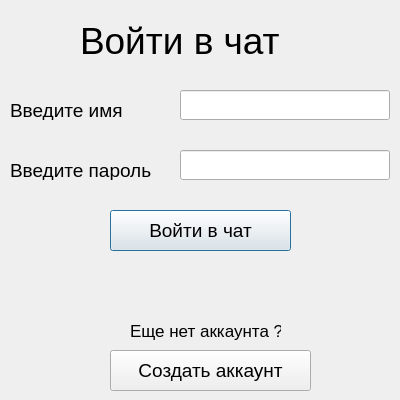
Before: the Qt Designer form client/login_form/login.ui in AlexVBodrov/chat_python, drawn with Qt 5.
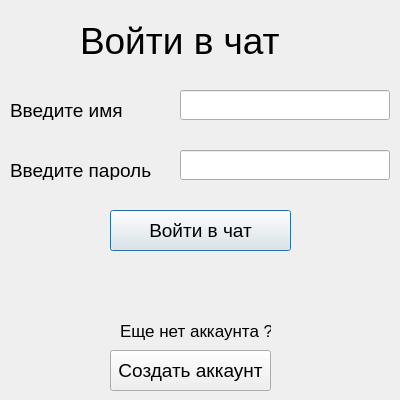
After: the same form once the commit is applied.

The edit to the form file:
```diff
--- a/client/login_form/login.ui
+++ b/client/login_form/login.ui
@@ -137,7 +137,7 @@
     <rect>
      <x>110</x>
      <y>350</y>
-     <width>201</width>
+     <width>161</width>
      <height>41</height>
     </rect>
    </property>
@@ -153,7 +153,7 @@
   <widget class="QLabel" name="label">
    <property name="geometry">
     <rect>
-     <x>130</x>
+     <x>120</x>
      <y>320</y>
      <width>151</width>
      <height>21</height>
```
Left out of the diff: 2 changed lines with no effect on the pictures.
